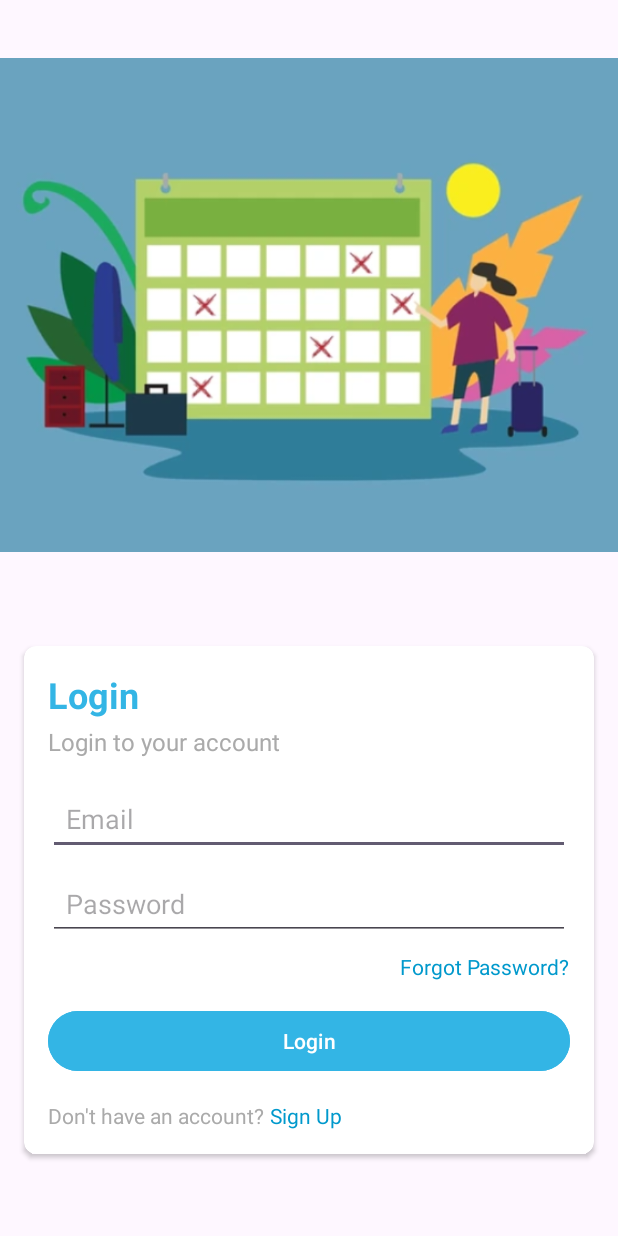
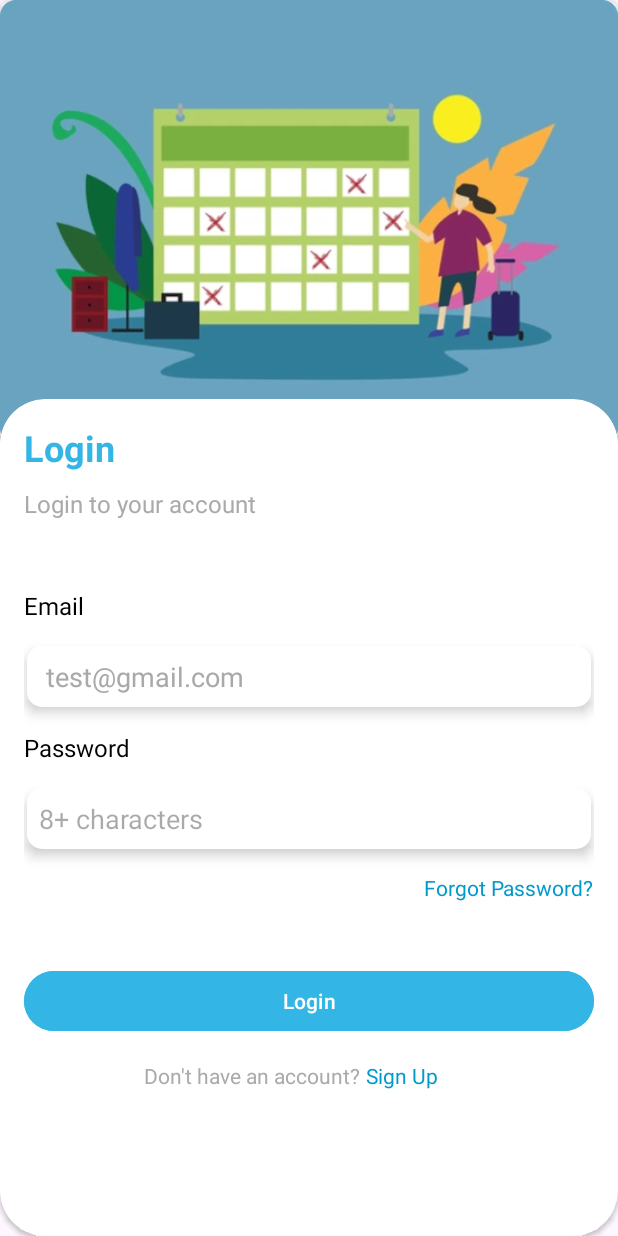
Before and after one commit to bsoc-bitbyte/myLeave, an Android app: the layout activity_login.xml on its own in the app's theme, with its tools: preview values and no code run, on a phone screen of 412 x 824 dp. Run offline under Robolectric (Android 15) with nearby library versions, the phone set to English and light mode, and no system bars.

Commit message:
Necessary changes made as desired to the prev commit as desired

```diff
--- /dev/null
+++ b/app/src/main/java/com/example/myleave/ui/home/LoginActivity.java
@@ -0,0 +1,6 @@
+package com.example.myleave.ui.home;
+
+import android.app.Activity;
+
+public class LoginActivity extends Activity {
+}
--- /dev/null
+++ b/app/src/main/res/drawable/rounded_edittext.xml
@@ -0,0 +1,15 @@
+<?xml version="1.0" encoding="utf-8"?>
+<!-- res/drawable/rounded_edittext.xml -->
+<shape xmlns:android="http://schemas.android.com/apk/res/android"
+    android:padding="10dp"
+    android:shape="rectangle" >
+
+    <solid android:color="#FFFFFF" />
+
+    <corners
+        android:bottomLeftRadius="10dp"
+        android:bottomRightRadius="10dp"
+        android:topLeftRadius="10dp"
+        android:topRightRadius="10dp" />
+
+</shape>
--- a/app/src/main/res/layout/activity_login.xml
+++ b/app/src/main/res/layout/activity_login.xml
@@ -1,5 +1,5 @@
 <?xml version="1.0" encoding="utf-8"?>
-<androidx.constraintlayout.widget.ConstraintLayout xmlns:android="http://schemas.android.com/apk/res/android"
+<RelativeLayout xmlns:android="http://schemas.android.com/apk/res/android"
     xmlns:app="http://schemas.android.com/apk/res-auto"
     xmlns:tools="http://schemas.android.com/tools"
     android:id="@+id/main"
@@ -7,31 +7,34 @@
     android:layout_height="match_parent"
     tools:context=".ui.home.LoginActivity">
 
+
     <!-- Background Image -->
+    <androidx.cardview.widget.CardView
+        android:id="@+id/top_cardView"
+        android:layout_width="match_parent"
+        android:layout_height="wrap_content"
+        android:orientation="vertical"
+        app:cardCornerRadius="8dp">
     <ImageView
         android:id="@+id/backgroundImage"
-        android:layout_width="0dp"
-        android:layout_height="0dp"
-        android:layout_marginBottom="8dp"
-        android:scaleType="centerCrop"
+        android:layout_width="match_parent"
+        android:layout_height="wrap_content"
+        android:adjustViewBounds="true"
+        android:scaleType="fitXY"
+        android:contentDescription="Login Image"
         android:src="@drawable/background_image"
-        app:layout_constraintBottom_toTopOf="@+id/loginCard"
-        app:layout_constraintEnd_toEndOf="parent"
-        app:layout_constraintHeight_percent="0.4"
-        app:layout_constraintStart_toStartOf="parent"
-        app:layout_constraintTop_toTopOf="parent" />
+        />
+    </androidx.cardview.widget.CardView>
 
     <!-- Login Card -->
     <androidx.cardview.widget.CardView
         android:id="@+id/loginCard"
-        android:layout_width="0dp"
-        android:layout_height="wrap_content"
-        android:layout_margin="16dp"
-        app:cardCornerRadius="8dp"
-        app:layout_constraintTop_toBottomOf="@+id/backgroundImage"
-        app:layout_constraintBottom_toBottomOf="parent"
-        app:layout_constraintStart_toStartOf="parent"
-        app:layout_constraintEnd_toEndOf="parent">
+        android:layout_width="match_parent"
+        android:layout_height="match_parent"
+        app:cardCornerRadius="30dp"
+        android:layout_below="@+id/top_cardView"
+        android:layout_marginTop="-30dp"
+        >
 
         <LinearLayout
             android:layout_width="match_parent"
@@ -41,7 +44,7 @@
 
             <!-- Login Title -->
             <TextView
-                android:id="@+id/loginTitle"
+                android:id="@+id/tv_loginTitle"
                 android:layout_width="wrap_content"
                 android:layout_height="wrap_content"
                 android:text="Login"
@@ -51,57 +54,86 @@
 
             <!-- Login Side Text -->
             <TextView
-                android:id="@+id/loginSubtitle"
+                android:id="@+id/tv_loginSubtitle"
                 android:layout_width="wrap_content"
                 android:layout_height="wrap_content"
                 android:text="Login to your account"
                 android:textSize="16sp"
                 android:textColor="@android:color/darker_gray"
-                android:layout_marginTop="4dp" />
+                android:layout_marginTop="10dp"
+                android:layout_marginBottom="4dp"/>
 
             <!-- Email Address Field -->
+            <TextView
+                android:id="@+id/tv_emailSubtitle"
+                android:layout_width="wrap_content"
+                android:layout_height="wrap_content"
+                android:text="Email"
+                android:textSize="16sp"
+                android:textColor="@android:color/black"
+                android:layout_marginTop="42dp" />
+
             <EditText
-                android:id="@+id/emailField"
+                android:id="@+id/et_emailField"
                 android:layout_width="match_parent"
                 android:layout_height="wrap_content"
-                android:hint="Email"
+                android:hint=" test@gmail.com"
+                android:elevation="5dp"
+                android:textColorHint="#A9A9A9"
                 android:inputType="textEmailAddress"
                 android:layout_marginTop="16dp"
-                android:padding="12dp"
-                android:drawablePadding="10dp"
-                android:autofillHints="emailAddress"/>
+                android:layout_marginHorizontal="2dp"
+                android:background="@drawable/rounded_edittext"
+                android:layout_weight=".75"
+                android:padding="8dp"
+                android:autofillHints="emailAddress"
+
+                app:layout_constraintTop_toBottomOf="@+id/tv_emailSubtitle"/>
 
             <!-- Password Field -->
+            <TextView
+                android:id="@+id/tv_passwordSubtitle"
+                android:layout_width="wrap_content"
+                android:layout_height="wrap_content"
+                android:text="Password"
+                android:textSize="16sp"
+                android:textColor="@android:color/black"
+                android:layout_marginTop="16dp"
+                app:layout_constraintTop_toBottomOf="@+id/et_emailField"
+                />
             <EditText
-                android:id="@+id/passwordField"
+                android:id="@+id/et_passwordField"
                 android:layout_width="match_parent"
                 android:layout_height="wrap_content"
-                android:hint="Password"
+                android:hint="8+ characters"
+                android:elevation="5dp"
                 android:inputType="textPassword"
-                android:layout_marginTop="8dp"
-                android:padding="12dp"
-                android:drawablePadding="10dp"
-                android:autofillHints="password"/>
+                android:layout_marginTop="16dp"
+                android:layout_marginHorizontal="2dp"
+                android:padding="8dp"
+                android:background="@drawable/rounded_edittext"
+                android:layout_weight=".75"
+                android:autofillHints="password"
+                app:layout_constraintTop_toBottomOf="@+id/tv_passwordSubtitle"/>
 
             <!-- Forgot Password -->
             <TextView
-                android:id="@+id/forgotPassword"
+                android:id="@+id/tv_forgotPassword"
                 android:layout_width="wrap_content"
                 android:layout_height="wrap_content"
                 android:text="Forgot Password?"
                 android:textColor="@android:color/holo_blue_dark"
-                android:layout_marginTop="8dp"
+                android:layout_marginTop="16dp"
                 android:layout_gravity="end" />
 
             <!-- Login Button -->
             <Button
-                android:id="@+id/loginButton"
+                android:id="@+id/btn_loginButton"
                 android:layout_width="match_parent"
                 android:layout_height="wrap_content"
                 android:text="Login"
                 android:backgroundTint="@android:color/holo_blue_light"
-                android:layout_marginTop="16dp" />
-
+                android:layout_marginTop="42dp" />
             <!-- Sign Up -->
             <LinearLayout
                 android:layout_width="match_parent"
@@ -110,15 +142,17 @@
                 android:layout_gravity="center_horizontal"
                 android:layout_marginTop="16dp">
 
-                <!--          Text displayiong message-->
+                <!--          Text displaying message-->
                 <TextView
+                    android:id="@+id/tv_displayMessage"
                     android:layout_width="wrap_content"
                     android:layout_height="wrap_content"
                     android:text="Don't have an account?"
-                    android:textColor="@android:color/darker_gray" />
+                    android:textColor="@android:color/darker_gray"
+                    android:layout_marginStart="80dp"/>
                 <!--sign up link-->
                 <TextView
-                    android:id="@+id/signUp"
+                    android:id="@+id/tv_signUp"
                     android:layout_width="wrap_content"
                     android:layout_height="wrap_content"
                     android:layout_marginStart="4dp"
@@ -129,4 +163,4 @@
         </LinearLayout>
     </androidx.cardview.widget.CardView>
 
-</androidx.constraintlayout.widget.ConstraintLayout>
+</RelativeLayout>
```
